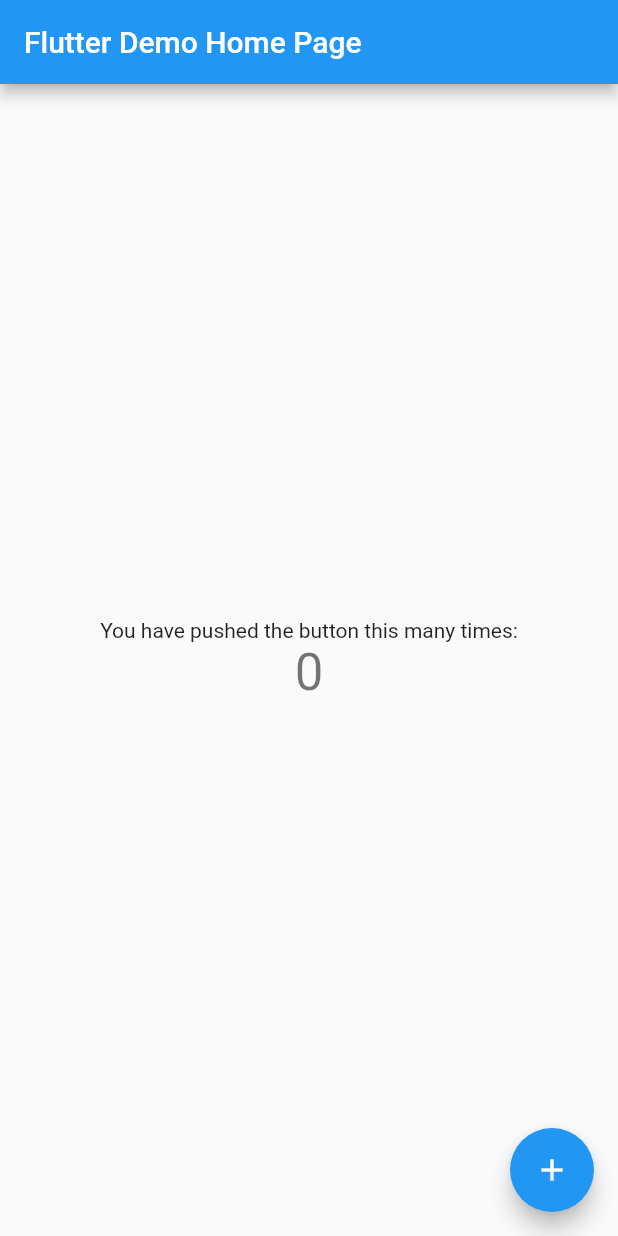
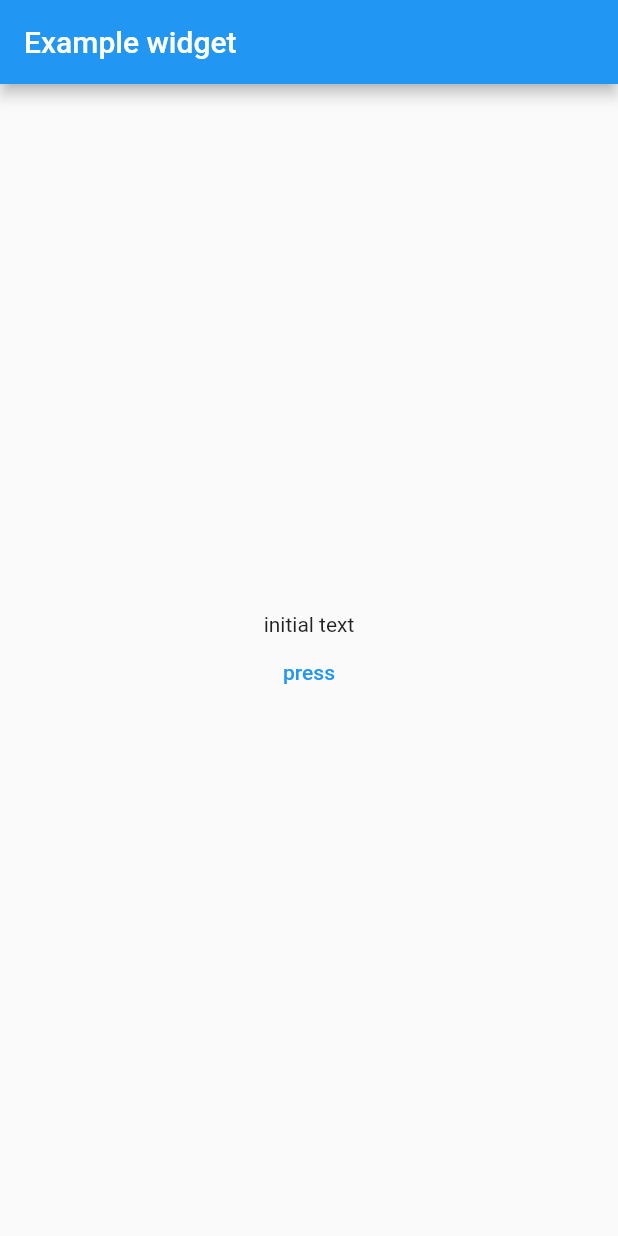
Before and after one commit to jlabeit/generator_isolate_bug, a Flutter app: the screen it shows after launch, on a phone screen of 412 x 824 dp. Run offline on Flutter 3.47's test engine with Material 2 defaults, Android fonts, the light colour scheme and no system bars.

Commit message:
implement example widget to reproduce bug

```diff
--- a/lib/main.dart
+++ b/lib/main.dart
@@ -1,3 +1,4 @@
+import 'package:flutter/foundation.dart';
 import 'package:flutter/material.dart';
 
 void main() {
@@ -6,110 +7,57 @@
 
 class MyApp extends StatelessWidget {
   const MyApp({Key? key}) : super(key: key);
-
-  // This widget is the root of your application.
   @override
   Widget build(BuildContext context) {
     return MaterialApp(
       title: 'Flutter Demo',
       theme: ThemeData(
-        // This is the theme of your application.
-        //
-        // Try running your application with "flutter run". You'll see the
-        // application has a blue toolbar. Then, without quitting the app, try
-        // changing the primarySwatch below to Colors.green and then invoke
-        // "hot reload" (press "r" in the console where you ran "flutter run",
-        // or simply save your changes to "hot reload" in a Flutter IDE).
-        // Notice that the counter didn't reset back to zero; the application
-        // is not restarted.
         primarySwatch: Colors.blue,
       ),
-      home: const MyHomePage(title: 'Flutter Demo Home Page'),
+      home: const TestWidget(),
     );
   }
 }
 
-class MyHomePage extends StatefulWidget {
-  const MyHomePage({Key? key, required this.title}) : super(key: key);
+void mockJob(String? data) {}
 
-  // This widget is the home page of your application. It is stateful, meaning
-  // that it has a State object (defined below) that contains fields that affect
-  // how it looks.
-
-  // This class is the configuration for the state. It holds the values (in this
-  // case the title) provided by the parent (in this case the App widget) and
-  // used by the build method of the State. Fields in a Widget subclass are
-  // always marked "final".
-
-  final String title;
+class TestWidget extends StatefulWidget {
+  const TestWidget({Key? key}) : super(key: key);
 
   @override
-  State<MyHomePage> createState() => _MyHomePageState();
+  State<TestWidget> createState() => _TestWidgetState();
 }
 
-class _MyHomePageState extends State<MyHomePage> {
-  int _counter = 0;
+class _TestWidgetState extends State<TestWidget> {
+  @override
+  void initState() {
+    super.initState();
+  }
 
-  void _incrementCounter() {
+  Future<void> _useIsolate() async {
+    await compute(mockJob, null);
     setState(() {
-      // This call to setState tells the Flutter framework that something has
-      // changed in this State, which causes it to rerun the build method below
-      // so that the display can reflect the updated values. If we changed
-      // _counter without calling setState(), then the build method would not be
-      // called again, and so nothing would appear to happen.
-      _counter++;
+      text = 'after isolate';
     });
   }
 
+  String text = 'initial text';
   @override
   Widget build(BuildContext context) {
-    // This method is rerun every time setState is called, for instance as done
-    // by the _incrementCounter method above.
-    //
-    // The Flutter framework has been optimized to make rerunning build methods
-    // fast, so that you can just rebuild anything that needs updating rather
-    // than having to individually change instances of widgets.
     return Scaffold(
         appBar: AppBar(
-        // Here we take the value from the MyHomePage object that was created by
-        // the App.build method, and use it to set our appbar title.
-        title: Text(widget.title),
+          title: const Text('Example widget'),
         ),
         body: Center(
-        // Center is a layout widget. It takes a single child and positions it
-        // in the middle of the parent.
           child: Column(
-          // Column is also a layout widget. It takes a list of children and
-          // arranges them vertically. By default, it sizes itself to fit its
-          // children horizontally, and tries to be as tall as its parent.
-          //
-          // Invoke "debug painting" (press "p" in the console, choose the
-          // "Toggle Debug Paint" action from the Flutter Inspector in Android
-          // Studio, or the "Toggle Debug Paint" command in Visual Studio Code)
-          // to see the wireframe for each widget.
-          //
-          // Column has various properties to control how it sizes itself and
-          // how it positions its children. Here we use mainAxisAlignment to
-          // center the children vertically; the main axis here is the vertical
-          // axis because Columns are vertical (the cross axis would be
-          // horizontal).
               mainAxisAlignment: MainAxisAlignment.center,
               children: <Widget>[
-            const Text(
-              'You have pushed the button this many times:',
+                Text(
+                  text,
                 ),
-            Text(
-              '$_counter',
-              style: Theme.of(context).textTheme.headline4,
-            ),
-          ],
-        ),
-      ),
-      floatingActionButton: FloatingActionButton(
-        onPressed: _incrementCounter,
-        tooltip: 'Increment',
-        child: const Icon(Icons.add),
-      ), // This trailing comma makes auto-formatting nicer for build methods.
-    );
+                TextButton(
+                    onPressed: _useIsolate, child: const Text('press'))
+              ]),
+        ));
   }
 }
```
Lines whose indentation alone changed are shown as unchanged.
